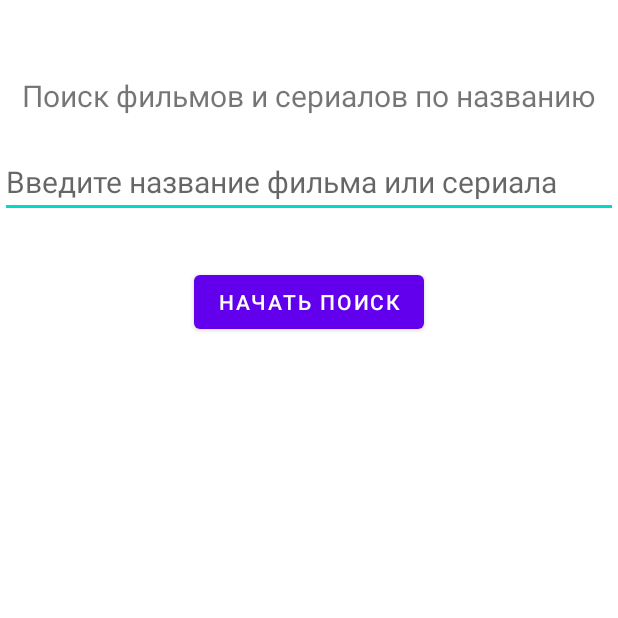
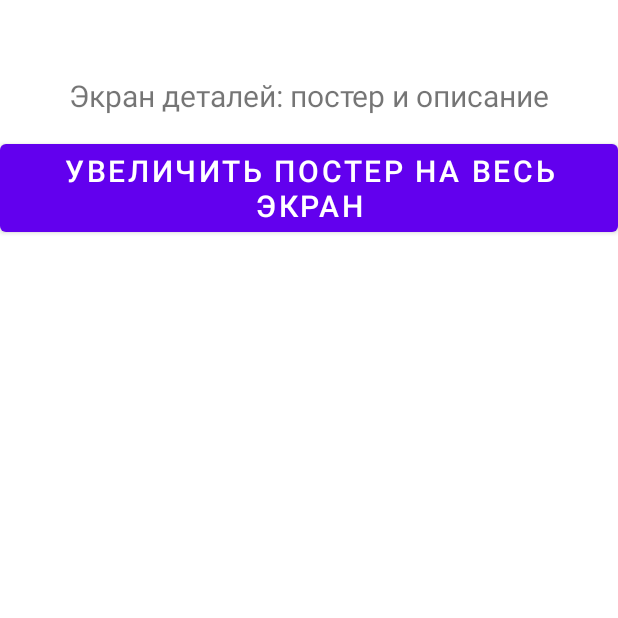
Before and after one commit to baygildin/MovieSearch, an Android app: the fragment MovieDetailsFragment shown on its own in the app's theme, on a phone screen of 412 x 824 dp, the top half of it. Run offline under Robolectric (Android 15) with nearby library versions, the phone set to English and light mode, and no system bars.

Commit message:
Sixth commit: added min navigation (not worked)

```diff
--- a/app/src/main/java/com/hfad/mytestapp/app/movie_details/MovieDetailsFragment.kt
+++ b/app/src/main/java/com/hfad/mytestapp/app/movie_details/MovieDetailsFragment.kt
@@ -6,17 +6,15 @@ import android.view.LayoutInflater
 import android.view.View
 import android.view.ViewGroup
 import com.hfad.mytestapp.R
+import android.widget.Button
+import androidx.navigation.findNavController
 
 class MovieDetailsFragment : Fragment() {
-    override fun onCreate(savedInstanceState: Bundle?) {
-        super.onCreate(savedInstanceState)
-    }
-
     override fun onCreateView(
         inflater: LayoutInflater, container: ViewGroup?,
         savedInstanceState: Bundle?
     ): View? {
         // Inflate the layout for this fragment
-        return inflater.inflate(R.layout.fragment_search, container, false)
+        return inflater.inflate(R.layout.fragment_movie_details, container, false)
     }
 }
--- a/app/src/main/java/com/hfad/mytestapp/app/poster/PosterFragment.kt
+++ b/app/src/main/java/com/hfad/mytestapp/app/poster/PosterFragment.kt
@@ -6,6 +6,8 @@ import android.view.LayoutInflater
 import android.view.View
 import android.view.ViewGroup
 import com.hfad.mytestapp.R
+import android.widget.Button
+import androidx.navigation.findNavController
 
 class PosterFragment : Fragment() {
     override fun onCreate(savedInstanceState: Bundle?) {
--- a/app/src/main/res/layout/activity_main.xml
+++ b/app/src/main/res/layout/activity_main.xml
@@ -4,6 +4,10 @@
     xmlns:tools="http://schemas.android.com/tools"
     android:layout_width="match_parent"
     android:layout_height="match_parent"
+    android:id="@+id/nav_host_fragment"
+    android:name="androidx.navigation.fragment.NavHostFragment"
+    app:navGraph="@navigation/nav_graph"
+    app:defaultNavHost="true"
     tools:context=".MainActivity">
 
     <androidx.fragment.app.FragmentContainerView
--- a/app/src/main/res/layout/fragment_movie_details.xml
+++ b/app/src/main/res/layout/fragment_movie_details.xml
@@ -8,7 +8,18 @@
     <!-- TODO: Update blank fragment layout -->
     <TextView
         android:layout_width="match_parent"
-        android:layout_height="match_parent"
-        android:text="@string/start" />
+        android:layout_height="wrap_content"
+        android:gravity="center"
+        android:textSize="20sp"
+        android:layout_marginTop="50sp"
+        android:text="@string/details_screen" />
+
+    <Button
+        android:id="@+id/next"
+        android:layout_width="match_parent"
+        android:layout_height="wrap_content"
+        android:textSize="20sp"
+        android:layout_marginTop="90sp"
+        android:text="@string/poster_to_maxSize" />
 
 </FrameLayout>
--- a/app/src/main/res/layout/fragment_search.xml
+++ b/app/src/main/res/layout/fragment_search.xml
@@ -24,7 +24,7 @@
         android:inputType="textMultiLine" />
 
     <Button
-        android:id="@+id/start"
+        android:id="@+id/start_search"
         android:layout_width="wrap_content"
         android:layout_height="wrap_content"
         android:layout_marginTop="32dp"
--- a/app/src/main/res/values/strings.xml
+++ b/app/src/main/res/values/strings.xml
@@ -6,4 +6,5 @@
     постер и описание</string>
     <string name="next">Next</string>
     <string name="message_hint">Введите название фильма или сериала</string>
+    <string name="poster_to_maxSize">Увеличить постер на весь экран</string>
 </resources>
```
Also changed, not shown: app/src/main/java/com/hfad/mytestapp/app/search/SearchFragment.kt (+11 -9 lines), app/src/main/res/layout/fragment_poster.xml (+8 -4 lines), app/src/main/res/navigation/nav_graph.xml (+26 -1 lines).
